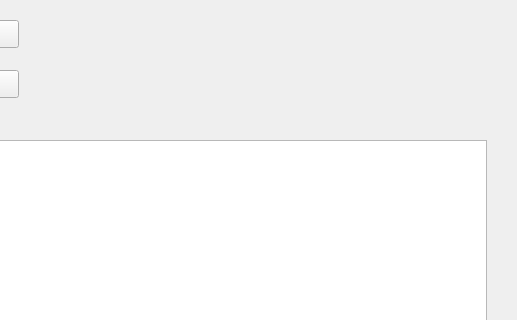
This is resource/UI/KMS_Active.ui in weiyl-chenjie/KMS_Active as Qt 5 draws it before an edit; both pictures show x 214 to 731 and y 0 to 320 of the 731 by 541 pixel window. The edited form follows.
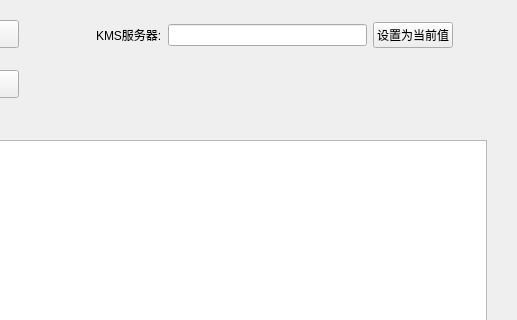
This is the edited form.

Commit message:
Merge branch 'master' of https://github.com/weiyl-chenjie/ToolBox
添加设置IP文本框

Diff of the .ui file:
```diff
--- a/resource/UI/KMS_Active.ui
+++ b/resource/UI/KMS_Active.ui
@@ -82,6 +82,39 @@
     <string>office版本</string>
    </property>
   </widget>
+  <widget class="QWidget" name="">
+   <property name="geometry">
+    <rect>
+     <x>310</x>
+     <y>20</y>
+     <width>357</width>
+     <height>30</height>
+    </rect>
+   </property>
+   <layout class="QHBoxLayout" name="horizontalLayout">
+    <item>
+     <widget class="QLabel" name="label">
+      <property name="text">
+       <string>KMS服务器:</string>
+      </property>
+     </widget>
+    </item>
+    <item>
+     <widget class="QLineEdit" name="lineEdit_IP">
+      <property name="echoMode">
+       <enum>QLineEdit::Normal</enum>
+      </property>
+     </widget>
+    </item>
+    <item>
+     <widget class="QPushButton" name="pushButton_Set_IP">
+      <property name="text">
+       <string>设置为当前值</string>
+      </property>
+     </widget>
+    </item>
+   </layout>
+  </widget>
  </widget>
  <resources/>
  <connections>
```
Left out of the diff: 17 changed lines with no effect on the pictures. The commit also changes 2 other files.
